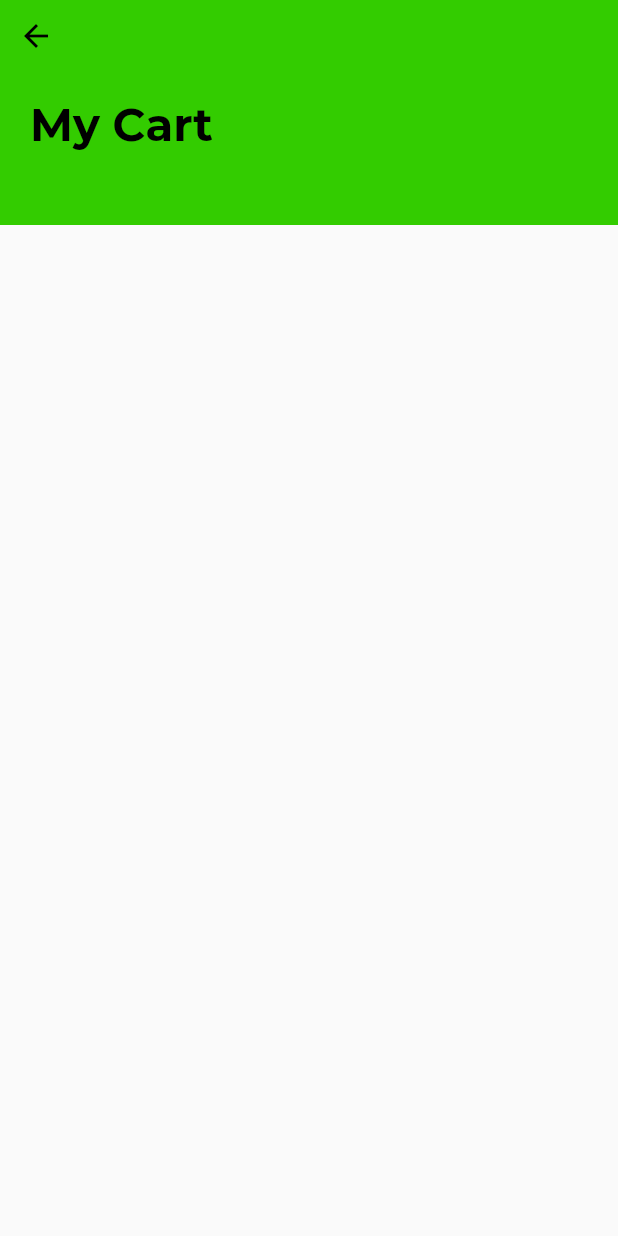
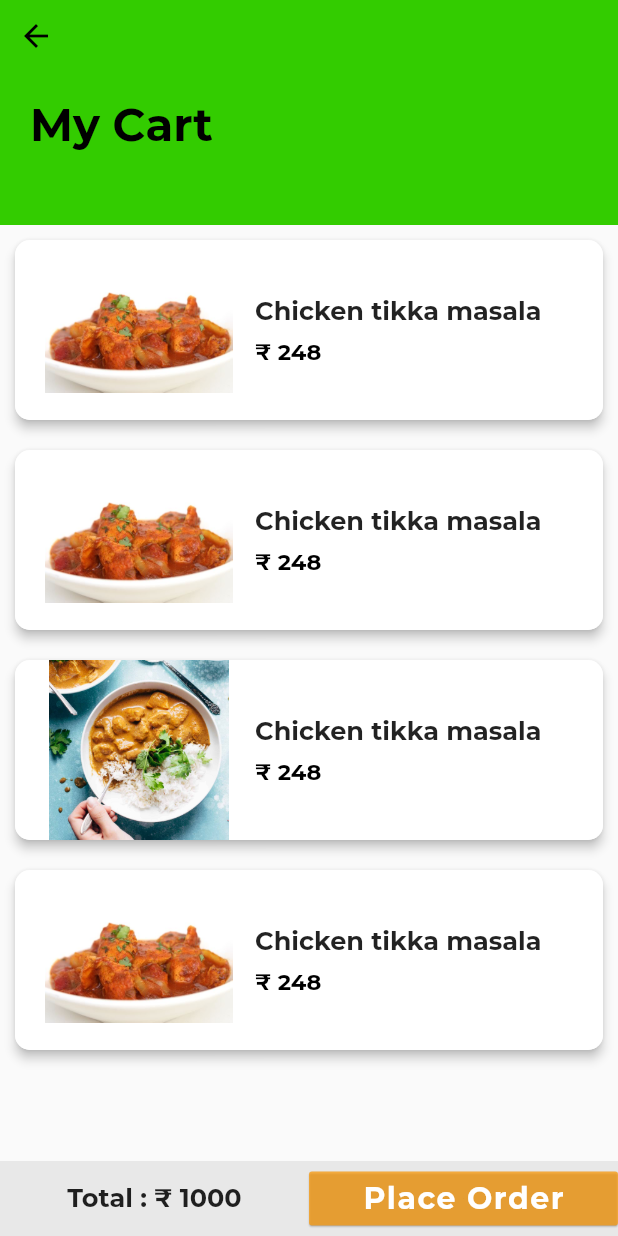
Before and after one commit to killerone/Easy-Order, a Flutter app: the screen it shows after launch, on a phone screen of 412 x 824 dp. Run offline on Flutter 3.47's test engine with Material 2 defaults, Android fonts, the phone set to English and light mode, and no system bars; project files that could hold a hidden picture were left out.

Commit message:
cart is 80% done

```diff
--- a/lib/cart.dart
+++ b/lib/cart.dart
@@ -5,10 +5,7 @@ class Cart extends StatelessWidget {
   Widget build(BuildContext context) {
     return Scaffold(
       body: SingleChildScrollView(
-        child: ListView(
-          shrinkWrap: true,
-          children: <Widget>[
-            Column(
+          child: Column(
         children: <Widget>[
           Column(
             crossAxisAlignment: CrossAxisAlignment.start,
@@ -19,8 +16,7 @@ class Cart extends StatelessWidget {
                     height: 150.0,
                     decoration: BoxDecoration(
                         image: DecorationImage(
-                                  image:
-                                      AssetImage('asset/images/green_bg.png'),
+                            image: AssetImage('asset/images/green_bg.png'),
                             fit: BoxFit.cover)),
                   ),
                   Padding(
@@ -42,22 +38,61 @@ class Cart extends StatelessWidget {
                           fontWeight: FontWeight.bold),
                     ),
                   ),
-                        Positioned(
-                          top: 250.0,
-                          child: Column(
-                            children: <Widget>[
-                              itemCard('Finn Navian-Sofa', '248',
-                                  'asset/images/green_bg.png', 2, 0, context),
                 ],
               ),
+              Column(
+                children: <Widget>[
+                  itemCard('Chicken tikka masala', '248',
+                      'asset/images/chickentikka.jpg', 2, 0, context),
+                  itemCard('Chicken tikka masala', '248',
+                      'asset/images/chickentikka.jpg', 2, 0, context),
+                  itemCard('Chicken tikka masala', '248',
+                      'asset/images/ChickenTikkaMasala.jpg', 2, 0, context),
+                  itemCard('Chicken tikka masala', '248',
+                      'asset/images/chickentikka.jpg', 2, 0, context),
+                ],
               ),
             ],
           )
         ],
-                )
+      )),
+      bottomNavigationBar: Material(
+        color: Colors.grey.withOpacity(0.2),
+        child: Container(
+          height: 50.0,
+          child: Row(
+            mainAxisAlignment: MainAxisAlignment.spaceEvenly,
+            children: <Widget>[
+              Container(
+                width: MediaQuery.of(context).size.width / 2,
+                child: Text(
+                  'Total : \₹ 1000',
+                  style: TextStyle(
+                      fontFamily: 'Montserrat',
+                      fontWeight: FontWeight.bold,
+                      fontSize: 17.0),
+                  textAlign: TextAlign.center,
+                ),
+              ),
+              Container(
+                width: MediaQuery.of(context).size.width / 2,
+                child: RaisedButton(
+                  elevation: 0.5,
+                  onPressed: () {},
+                  color: Colors.orange.withOpacity(0.7),
+                  child: Text(
+                    "Place Order",
+                    style: TextStyle(
+                        fontFamily: 'Montserrat',
+                        fontSize: 20.0,
+                        color: Colors.white,
+                        letterSpacing: 1.0,
+                        fontWeight: FontWeight.bold),
+                  ),
+                ),
+              ),
             ],
-            )
-          ],
+          ),
         ),
       ),
     );
@@ -74,32 +109,25 @@ class Cart extends StatelessWidget {
               child: Container(
                 padding: EdgeInsets.only(left: 15.0, right: 15.0),
                 width: MediaQuery.of(context).size.width - 20,
-                height: 250,
+                height: 120,
                 decoration: BoxDecoration(
                   color: Colors.white,
                   borderRadius: BorderRadius.circular(10),
                 ),
                 child: Row(
                   children: <Widget>[
-                    Column(
-                      children: <Widget>[
-                        Container(
-                          height: 25.0,
-                          width: 25.0,
-                          decoration: BoxDecoration(
-                              borderRadius: BorderRadius.circular(12.5)),
-                        ),
-                        SizedBox(width: 10.0),
+                    SizedBox(width: 5.0),
                     Container(
                       height: 150.0,
                       width: 125.0,
                       decoration: BoxDecoration(
                           image: DecorationImage(
+                              // Item image
                               image: AssetImage(imagePath),
                               fit: BoxFit.contain)),
                     ),
                     SizedBox(
-                          width: 4.0,
+                      width: 15.0,
                     ),
                     Column(
                       mainAxisAlignment: MainAxisAlignment.center,
@@ -108,27 +136,43 @@ class Cart extends StatelessWidget {
                         Row(
                           children: <Widget>[
                             Text(
+                              // Item name
                               itemName,
                               style: TextStyle(
                                   fontFamily: 'Montserrat',
                                   fontWeight: FontWeight.bold,
-                                      fontSize: 15.0),
+                                  fontSize: 17.0),
                             ),
                           ],
                         ),
                         SizedBox(
                           height: 7.0,
                         ),
+                        // Item price
+                        Row(
+                          // mainAxisAlignment: MainAxisAlignment.spaceBetween,
+                          mainAxisSize: MainAxisSize.max,
+                          children: <Widget>[
                             Text(
-                              '\₹ 350',
+                              '\₹ $price',
                               style: TextStyle(
                                   fontFamily: 'Montserrat',
-                                  fontSize: 25.0,
+                                  fontSize: 15.0,
                                   color: Colors.black,
                                   fontWeight: FontWeight.bold),
                             ),
+                            // Row(
+                            //   // mainAxisAlignment: MainAxisAlignment.spaceAround,
+                            //   children: <Widget>[
+                            //     Container(
+                            //       decoration: BoxDecoration(
+                            //           color: Colors.grey.withOpacity(0.4)),
+                            //       child: Text("+"),
+                            //     )
+                            //   ],
+                            // )
                           ],
-                        )
+                        ),
                       ],
                     )
                   ],
```
Lines whose indentation alone changed are shown as unchanged.
